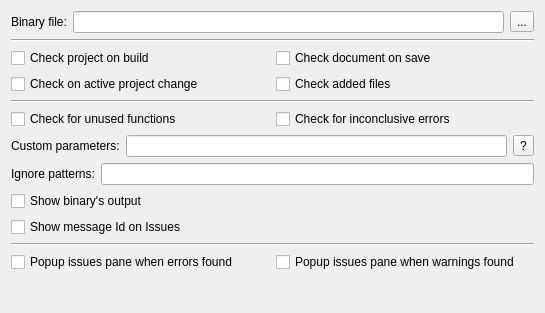
wendouzi/qtc-cppcheck, file qtc-cppcheck/src/OptionsWidget.ui: the form before one commit.
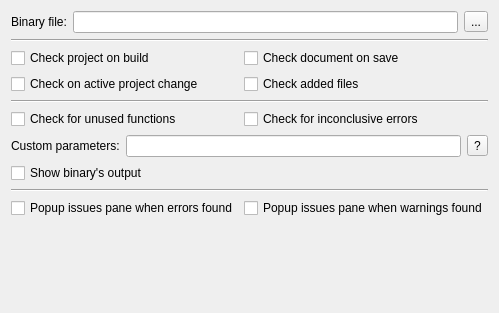
The form after the commit.

Commit message: change cppcheck to cpplint check

Diff of the .ui file:
```diff
--- a/qtc-cppcheck/src/OptionsWidget.ui
+++ b/qtc-cppcheck/src/OptionsWidget.ui
@@ -6,16 +6,58 @@
    <rect>
     <x>0</x>
     <y>0</y>
-    <width>545</width>
+    <width>446</width>
     <height>313</height>
    </rect>
   </property>
   <property name="windowTitle">
    <string>Form</string>
   </property>
-  <layout class="QGridLayout" name="OptionsWidgetGLayout">
+  <layout class="QGridLayout" name="gridLayout">
+   <item row="7" column="0">
+    <widget class="QCheckBox" name="showOutputCheckBox">
+     <property name="text">
+      <string>Show binary's output</string>
+     </property>
+    </widget>
+   </item>
+   <item row="3" column="0">
+    <widget class="QCheckBox" name="onProjectChangeCheckBox">
+     <property name="text">
+      <string>Check on active project change</string>
+     </property>
+    </widget>
+   </item>
+   <item row="5" column="0">
+    <widget class="QCheckBox" name="unusedCheckBox">
+     <property name="text">
+      <string>Check for unused functions</string>
+     </property>
+    </widget>
+   </item>
+   <item row="2" column="1">
+    <widget class="QCheckBox" name="onSaveCheckBox">
+     <property name="text">
+      <string>Check document on save</string>
+     </property>
+    </widget>
+   </item>
+   <item row="3" column="1">
+    <widget class="QCheckBox" name="onFileAddedCheckBox">
+     <property name="text">
+      <string>Check added files</string>
+     </property>
+    </widget>
+   </item>
+   <item row="4" column="0" colspan="2">
+    <widget class="Line" name="line_2">
+     <property name="orientation">
+      <enum>Qt::Horizontal</enum>
+     </property>
+    </widget>
+   </item>
    <item row="0" column="0" colspan="2">
-    <layout class="QHBoxLayout" name="binFileHLayout">
+    <layout class="QHBoxLayout" name="horizontalLayout">
      <item>
       <widget class="QLabel" name="binFileLabel">
        <property name="sizePolicy">
@@ -44,64 +86,15 @@
      </item>
     </layout>
    </item>
-   <item row="1" column="0" colspan="2">
-    <widget class="Line" name="line_1">
-     <property name="orientation">
-      <enum>Qt::Horizontal</enum>
-     </property>
-    </widget>
-   </item>
-   <item row="2" column="0">
-    <widget class="QCheckBox" name="onBuildCheckBox">
+   <item row="9" column="1">
+    <widget class="QCheckBox" name="popupOnWarningCheckBox">
      <property name="text">
-      <string>Check project on build</string>
-     </property>
-    </widget>
-   </item>
-   <item row="2" column="1">
-    <widget class="QCheckBox" name="onSaveCheckBox">
-     <property name="text">
-      <string>Check document on save</string>
-     </property>
-    </widget>
-   </item>
-   <item row="3" column="0">
-    <widget class="QCheckBox" name="onProjectChangeCheckBox">
-     <property name="text">
-      <string>Check on active project change</string>
-     </property>
-    </widget>
-   </item>
-   <item row="3" column="1">
-    <widget class="QCheckBox" name="onFileAddedCheckBox">
-     <property name="text">
-      <string>Check added files</string>
-     </property>
-    </widget>
-   </item>
-   <item row="4" column="0" colspan="2">
-    <widget class="Line" name="line_2">
-     <property name="orientation">
-      <enum>Qt::Horizontal</enum>
-     </property>
-    </widget>
-   </item>
-   <item row="5" column="0">
-    <widget class="QCheckBox" name="unusedCheckBox">
-     <property name="text">
-      <string>Check for unused functions</string>
-     </property>
-    </widget>
-   </item>
-   <item row="5" column="1">
-    <widget class="QCheckBox" name="inconclusiveCheckBox">
-     <property name="text">
-      <string>Check for inconclusive errors</string>
+      <string>Popup issues pane when warnings found</string>
      </property>
     </widget>
    </item>
    <item row="6" column="0" colspan="2">
-    <layout class="QHBoxLayout" name="customParametersHLayout">
+    <layout class="QHBoxLayout" name="horizontalLayout_2">
      <item>
       <widget class="QLabel" name="customParametersLabel">
        <property name="text">
@@ -124,53 +117,21 @@
      </item>
     </layout>
    </item>
-   <item row="7" column="0" colspan="2">
-    <layout class="QHBoxLayout" name="ignoreEditHLayout">
-     <item>
-      <widget class="QLabel" name="ignoreEditLabel">
-       <property name="text">
-        <string>Ignore patterns:</string>
-       </property>
-      </widget>
-     </item>
-     <item>
-      <widget class="QLineEdit" name="ignoreEdit">
-       <property name="toolTip">
-        <string>Comma separated wildcards</string>
-       </property>
-      </widget>
-     </item>
-    </layout>
-   </item>
-   <item row="8" column="0" colspan="2">
-    <widget class="QCheckBox" name="showOutputCheckBox">
-     <property name="text">
-      <string>Show binary's output</string>
-     </property>
-    </widget>
-   </item>
-   <item row="10" column="0" colspan="2">
-    <widget class="Line" name="line_3">
-     <property name="orientation">
-      <enum>Qt::Horizontal</enum>
-     </property>
-    </widget>
-   </item>
-   <item row="11" column="0">
+   <item row="9" column="0">
     <widget class="QCheckBox" name="popupOnErrorCheckBox">
      <property name="text">
       <string>Popup issues pane when errors found</string>
      </property>
     </widget>
    </item>
-   <item row="11" column="1">
-    <widget class="QCheckBox" name="popupOnWarningCheckBox">
-     <property name="text">
-      <string>Popup issues pane when warnings found</string>
+   <item row="8" column="0" colspan="2">
+    <widget class="Line" name="line_3">
+     <property name="orientation">
+      <enum>Qt::Horizontal</enum>
      </property>
     </widget>
    </item>
-   <item row="12" column="0" colspan="2">
+   <item row="10" column="0" colspan="2">
     <spacer name="verticalSpacer">
      <property name="orientation">
       <enum>Qt::Vertical</enum>
@@ -183,10 +144,24 @@
      </property>
     </spacer>
    </item>
-   <item row="9" column="0" colspan="2">
-    <widget class="QCheckBox" name="showIdCheckBox">
+   <item row="5" column="1">
+    <widget class="QCheckBox" name="inconclusiveCheckBox">
      <property name="text">
-      <string>Show message Id on Issues</string>
+      <string>Check for inconclusive errors</string>
+     </property>
+    </widget>
+   </item>
+   <item row="1" column="0" colspan="2">
+    <widget class="Line" name="line">
+     <property name="orientation">
+      <enum>Qt::Horizontal</enum>
+     </property>
+    </widget>
+   </item>
+   <item row="2" column="0">
+    <widget class="QCheckBox" name="onBuildCheckBox">
+     <property name="text">
+      <string>Check project on build</string>
      </property>
     </widget>
    </item>
```
Left out of the diff: 16 changed lines with no effect on the pictures. The commit also changes 12 other files.
